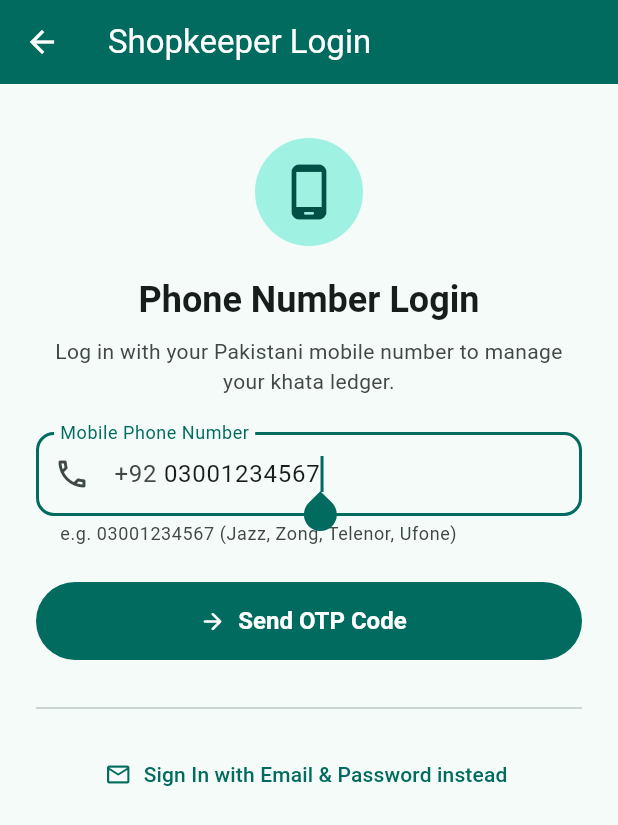
After one commit to faizanrki/Easy_Hisab, a Flutter app: the screen it shows after launch, after a tap on "Login with Mobile Number (OTP)", on a phone screen of 412 x 824 dp. The commit adds this screen. Shown: the top 825 px of the screen. Run offline on Flutter 3.47's test engine with Material 3 defaults, Android fonts, the phone set to English and light mode, and no system bars; our stand-ins replace cloud_firestore, firebase_auth, firebase_core, flutter_riverpod, go_router, pdf and 3 more; accounts and stored records are empty; network calls fail.

Commit message:
feat(auth): add phone number OTP authentication flow with Firebase and unit/widget tests

```diff
--- a/lib/app/app_router.dart
+++ b/lib/app/app_router.dart
@@ -4,6 +4,7 @@ import '../features/analytics/presentation/screens/analytics_screen.dart';
 import '../features/auth/presentation/screens/forgot_password_screen.dart';
 import '../features/backup/presentation/screens/backup_screen.dart';
 import '../features/auth/presentation/screens/login_screen.dart';
+import '../features/auth/presentation/screens/phone_login_screen.dart';
 import '../features/auth/presentation/screens/register_screen.dart';
 import '../features/auth/presentation/screens/role_choice_screen.dart';
 import '../features/auth/presentation/screens/verify_email_screen.dart';
@@ -26,6 +27,7 @@ import '../features/shop/presentation/screens/shop_setup_screen.dart';
 abstract final class AppRoutes {
   static const chooseRole = '/choose-role';
   static const login = '/auth/login';
+  static const phoneLogin = '/auth/phone-login';
   static const register = '/auth/register';
   static const forgotPassword = '/auth/forgot-password';
   static const verifyEmail = '/auth/verify-email';
@@ -56,6 +58,13 @@ GoRouter createRouter({String initialLocation = AppRoutes.chooseRole}) {
       GoRoute(
         path: AppRoutes.login,
         builder: (context, state) => const LoginScreen(),
+      ),
+      GoRoute(
+        path: AppRoutes.phoneLogin,
+        builder: (context, state) {
+          final isCustomer = state.uri.queryParameters['role'] == 'customer';
+          return PhoneLoginScreen(isCustomer: isCustomer);
+        },
       ),
       GoRoute(
         path: AppRoutes.register,
--- a/lib/features/auth/data/in_memory_auth_service.dart
+++ b/lib/features/auth/data/in_memory_auth_service.dart
@@ -14,6 +14,7 @@ final class InMemoryAuthService implements AuthServicePort {
   }
 
   final Map<String, _StoredAccount> _users = {};
+  final Map<String, String> _pendingOtps = {};
   final StreamController<AuthUser?> _controller =
       StreamController<AuthUser?>.broadcast();
   AuthUser? _currentUser;
@@ -73,6 +74,46 @@ final class InMemoryAuthService implements AuthServicePort {
   }
 
   @override
+  Future<void> sendPhoneOtp({
+    required String phoneNumber,
+    required void Function(String verificationId) onCodeSent,
+    required void Function(String error) onFailed,
+  }) async {
+    final cleanPhone = phoneNumber.replaceAll(' ', '').trim();
+    if (cleanPhone.length < 10) {
+      onFailed('Please enter a valid phone number (e.g. +923001234567)');
+      return;
+    }
+    final vid = 'mock_vid_${DateTime.now().millisecondsSinceEpoch}';
+    _pendingOtps[vid] = cleanPhone;
+    onCodeSent(vid);
+  }
+
+  @override
+  Future<AuthUser> verifyPhoneOtp({
+    required String verificationId,
+    required String smsCode,
+  }) async {
+    final phone = _pendingOtps[verificationId];
+    if (phone == null) {
+      throw const ValidationFailure(
+          'Session expired. Please request a new OTP.');
+    }
+    if (smsCode.trim() != '123456') {
+      throw const ValidationFailure('Invalid verification code.');
+    }
+    final user = AuthUser(
+      uid: 'phone_user_${phone.replaceAll('+', '')}',
+      phoneNumber: phone,
+      displayName: 'User ($phone)',
+      isEmailVerified: true,
+    );
+    _currentUser = user;
+    _controller.add(_currentUser);
+    return user;
+  }
+
+  @override
   Future<void> sendEmailVerification() async {
     if (_currentUser != null) {
       _currentUser = _currentUser!.copyWith(isEmailVerified: true);
--- a/lib/features/auth/presentation/screens/login_screen.dart
+++ b/lib/features/auth/presentation/screens/login_screen.dart
@@ -220,6 +220,14 @@ class _LoginScreenState extends ConsumerState<LoginScreen> {
                       : const Text('Sign In'),
                 ),
                 const SizedBox(height: 12),
+                FilledButton.tonalIcon(
+                  onPressed: _isLoading
+                      ? null
+                      : () => context.push(AppRoutes.phoneLogin),
+                  icon: const Icon(Icons.phone_android_rounded),
+                  label: const Text('Login with Mobile Number (OTP)'),
+                ),
+                const SizedBox(height: 8),
                 OutlinedButton.icon(
                   onPressed: _isLoading ? null : _handleGoogleLogin,
                   icon: const Icon(Icons.g_mobiledata_rounded, size: 26),
--- /dev/null
+++ b/lib/features/auth/presentation/screens/phone_login_screen.dart
@@ -0,0 +1,293 @@
+import 'package:flutter/material.dart';
+import 'package:flutter_riverpod/flutter_riverpod.dart';
+import 'package:go_router/go_router.dart';
+
+import '../../../../app/app_router.dart';
+import '../../../../core/domain/app_failure.dart';
+import '../auth_providers.dart';
+
+/// Screen for authenticating via Pakistani Mobile Phone Number and 6-digit SMS OTP.
+class PhoneLoginScreen extends ConsumerStatefulWidget {
+  const PhoneLoginScreen({super.key, this.isCustomer = false});
+
+  final bool isCustomer;
+
+  @override
+  ConsumerState<PhoneLoginScreen> createState() => _PhoneLoginScreenState();
+}
+
+class _PhoneLoginScreenState extends ConsumerState<PhoneLoginScreen> {
+  final _phoneController = TextEditingController(text: '03001234567');
+  final _otpController = TextEditingController();
+
+  bool _isCodeSent = false;
+  bool _isLoading = false;
+  String? _verificationId;
+  String? _errorMessage;
+
+  @override
+  void dispose() {
+    _phoneController.dispose();
+    _otpController.dispose();
+    super.dispose();
+  }
+
+  String _formatToE164(String raw) {
+    var cleaned = raw.replaceAll(RegExp(r'[\s\-]'), '');
+    if (cleaned.startsWith('03')) {
+      cleaned = '+92${cleaned.substring(1)}';
+    } else if (cleaned.startsWith('3') && cleaned.length == 10) {
+      cleaned = '+92$cleaned';
+    } else if (!cleaned.startsWith('+')) {
+      cleaned = '+$cleaned';
+    }
+    return cleaned;
+  }
+
+  Future<void> _handleSendOtp() async {
+    final rawPhone = _phoneController.text.trim();
+    if (rawPhone.isEmpty) {
+      setState(() => _errorMessage = 'Please enter your mobile phone number.');
+      return;
+    }
+
+    final formattedPhone = _formatToE164(rawPhone);
+
+    setState(() {
+      _isLoading = true;
+      _errorMessage = null;
+    });
+
+    try {
+      final sendOtpUseCase = ref.read(sendPhoneOtpUseCaseProvider);
+      await sendOtpUseCase.execute(
+        phoneNumber: formattedPhone,
+        onCodeSent: (vid) {
+          if (mounted) {
+            setState(() {
+              _verificationId = vid;
+              _isCodeSent = true;
+              _isLoading = false;
+            });
+          }
+        },
+        onFailed: (err) {
+          if (mounted) {
+            setState(() {
+              _errorMessage = err;
+              _isLoading = false;
+            });
+          }
+        },
+      );
+    } catch (e) {
+      if (mounted) {
+        setState(() {
+          _errorMessage = e.toString();
+          _isLoading = false;
+        });
+      }
+    }
+  }
+
+  Future<void> _handleVerifyOtp() async {
+    final code = _otpController.text.trim();
+    if (code.length != 6) {
+      setState(() => _errorMessage = 'Please enter the full 6-digit code.');
+      return;
+    }
+
+    if (_verificationId == null) {
+      setState(() => _errorMessage = 'Session missing. Please request a new code.');
+      return;
+    }
+
+    setState(() {
+      _isLoading = true;
+      _errorMessage = null;
+    });
+
+    try {
+      final verifyOtpUseCase = ref.read(verifyPhoneOtpUseCaseProvider);
+      await verifyOtpUseCase.execute(
+        verificationId: _verificationId!,
+        smsCode: code,
+      );
+
+      if (mounted) {
+        if (widget.isCustomer) {
+          context.go(AppRoutes.customerShops);
+        } else {
+          context.go(AppRoutes.shopDashboard);
+        }
+      }
+    } on AppFailure catch (e) {
+      if (mounted) {
+        setState(() {
+          _errorMessage = e.message;
+          _isLoading = false;
+        });
+      }
+    } catch (e) {
+      if (mounted) {
+        setState(() {
+          _errorMessage = e.toString();
+          _isLoading = false;
+        });
+      }
+    }
+  }
+
+  @override
+  Widget build(BuildContext context) {
+    final theme = Theme.of(context);
+
+    return Scaffold(
+      appBar: AppBar(
+        title: Text(widget.isCustomer ? 'Customer Login' : 'Shopkeeper Login'),
+      ),
+      body: SafeArea(
+        child: SingleChildScrollView(
+          padding: const EdgeInsets.all(24),
+          child: Column(
+            crossAxisAlignment: CrossAxisAlignment.stretch,
+            children: [
+              const SizedBox(height: 12),
+              CircleAvatar(
+                radius: 36,
+                backgroundColor: theme.colorScheme.primaryContainer,
+                child: Icon(
+                  Icons.phone_android_rounded,
+                  size: 40,
+                  color: theme.colorScheme.onPrimaryContainer,
+                ),
+              ),
+              const SizedBox(height: 20),
+              Text(
+                _isCodeSent ? 'Enter SMS Code' : 'Phone Number Login',
+                textAlign: TextAlign.center,
+                style: theme.textTheme.headlineSmall?.copyWith(fontWeight: FontWeight.bold),
+              ),
+              const SizedBox(height: 8),
+              Text(
+                _isCodeSent
+                    ? 'Enter the 6-digit code sent to ${_formatToE164(_phoneController.text)}'
+                    : 'Log in with your Pakistani mobile number to manage your khata ledger.',
+                textAlign: TextAlign.center,
+                style: theme.textTheme.bodyMedium?.copyWith(
+                  color: theme.colorScheme.onSurfaceVariant,
+                ),
+              ),
+              const SizedBox(height: 24),
+              if (_errorMessage != null) ...[
+                Container(
+                  padding: const EdgeInsets.all(12),
+                  decoration: BoxDecoration(
+                    color: theme.colorScheme.errorContainer,
+                    borderRadius: BorderRadius.circular(12),
+                  ),
+                  child: Row(
+                    children: [
+                      Icon(Icons.error_outline_rounded,
+                          color: theme.colorScheme.onErrorContainer),
+                      const SizedBox(width: 12),
+                      Expanded(
+                        child: Text(
+                          _errorMessage!,
+                          style: TextStyle(color: theme.colorScheme.onErrorContainer),
+                        ),
+                      ),
+                    ],
+                  ),
+                ),
+                const SizedBox(height: 20),
+              ],
+              if (!_isCodeSent) ...[
+                TextFormField(
+                  key: const Key('phone_number_field'),
+                  controller: _phoneController,
+                  keyboardType: TextInputType.phone,
+                  autofocus: true,
+                  decoration: InputDecoration(
+                    labelText: 'Mobile Phone Number',
+                    hintText: '0300 1234567',
+                    prefixIcon: const Icon(Icons.phone_outlined),
+                    prefixText: '+92 ',
+                    border: OutlineInputBorder(borderRadius: BorderRadius.circular(12)),
+                    helperText: 'e.g. 03001234567 (Jazz, Zong, Telenor, Ufone)',
+                  ),
+                ),
+                const SizedBox(height: 24),
+                FilledButton.icon(
+                  key: const Key('send_otp_button'),
+                  onPressed: _isLoading ? null : _handleSendOtp,
+                  icon: _isLoading
+                      ? const SizedBox(
+                          width: 20,
+                          height: 20,
+                          child: CircularProgressIndicator(strokeWidth: 2, color: Colors.white),
+                        )
+                      : const Icon(Icons.arrow_forward_rounded),
+                  label: Text(_isLoading ? 'Sending SMS...' : 'Send OTP Code'),
+                ),
+              ] else ...[
+                TextFormField(
+                  key: const Key('otp_code_field'),
+                  controller: _otpController,
+                  keyboardType: TextInputType.number,
+                  autofocus: true,
+                  maxLength: 6,
+                  textAlign: TextAlign.center,
+                  style: theme.textTheme.headlineMedium?.copyWith(letterSpacing: 8),
+                  decoration: InputDecoration(
+                    labelText: '6-digit OTP Code',
+                    hintText: '123456',
+                    prefixIcon: const Icon(Icons.lock_clock_outlined),
+                    border: OutlineInputBorder(borderRadius: BorderRadius.circular(12)),
+                    helperText: 'For testing, enter 123456',
+                  ),
+                ),
+                const SizedBox(height: 20),
+                FilledButton.icon(
+                  key: const Key('verify_otp_button'),
+                  onPressed: _isLoading ? null : _handleVerifyOtp,
+                  icon: _isLoading
+                      ? const SizedBox(
+                          width: 20,
+                          height: 20,
+                          child: CircularProgressIndicator(strokeWidth: 2, color: Colors.white),
+                        )
+                      : const Icon(Icons.check_circle_outline_rounded),
+                  label: Text(_isLoading ? 'Verifying...' : 'Verify & Continue'),
+                ),
+                const SizedBox(height: 12),
+                TextButton(
+                  onPressed: _isLoading
+                      ? null
+                      : () {
+                          setState(() {
+                            _isCodeSent = false;
+                            _otpController.clear();
+                            _errorMessage = null;
+                          });
+                        },
+                  child: const Text('Change Phone Number'),
+                ),
+              ],
+              const SizedBox(height: 24),
+              const Divider(),
+              const SizedBox(height: 12),
+              Center(
+                child: TextButton.icon(
+                  onPressed: () => context.push(AppRoutes.login),
+                  icon: const Icon(Icons.email_outlined),
+                  label: const Text('Sign In with Email & Password instead'),
+                ),
+              ),
+            ],
+          ),
+        ),
+      ),
+    );
+  }
+}
--- a/lib/features/auth/presentation/screens/role_choice_screen.dart
+++ b/lib/features/auth/presentation/screens/role_choice_screen.dart
@@ -53,10 +53,16 @@ class RoleChoiceScreen extends StatelessWidget {
                 onTap: () => context.go(AppRoutes.customerShops),
               ),
               const SizedBox(height: 24),
+              FilledButton.icon(
+                onPressed: () => context.push(AppRoutes.phoneLogin),
+                icon: const Icon(Icons.phone_android_rounded),
+                label: const Text('Login with Mobile Number (OTP)'),
+              ),
+              const SizedBox(height: 8),
               OutlinedButton.icon(
                 onPressed: () => context.push(AppRoutes.login),
-                icon: const Icon(Icons.cloud_sync_outlined),
-                label: const Text('Sign In / Cloud Account'),
+                icon: const Icon(Icons.email_outlined),
+                label: const Text('Sign In with Email'),
               ),
               const SizedBox(height: 16),
             ],
```
Also changed, not shown: lib/features/auth/application/auth_use_cases.dart (+44 -0 lines), lib/features/auth/data/firebase_auth_service.dart (+48 -0 lines), lib/features/auth/domain/auth_service_port.dart (+13 -0 lines), lib/features/auth/presentation/auth_providers.dart (+10 -0 lines), 2 other files.
